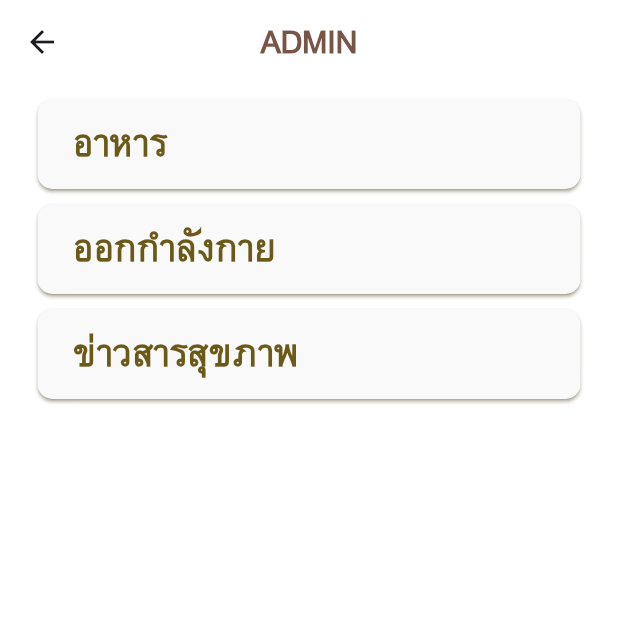
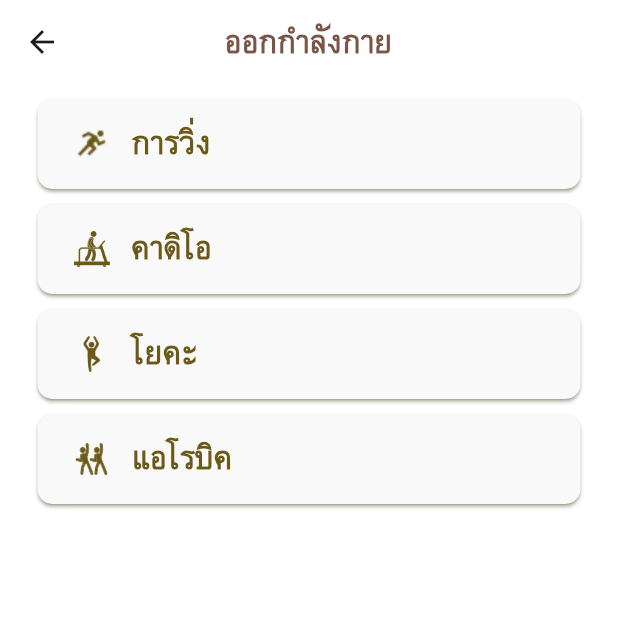
Before and after one commit to magomie/Health-reminders, a Flutter app: the adminPage screen opened directly, after a tap on "ออกกำลังกาย", on a phone screen of 412 x 824 dp, the top half of it. Run offline on Flutter 3.47's test engine with Material 3 defaults, Android fonts, the phone set to English and light mode, and no system bars; our stand-ins replace page_transition, toggle_switch.

Commit message:
jjj
Co-Authored-By: NEO <75066153+N3O-N@users.noreply.github.com>

```diff
--- a/health_reminders/lib/pages/admin.dart
+++ b/health_reminders/lib/pages/admin.dart
@@ -1,4 +1,5 @@
 import 'package:flutter/material.dart';
+import 'package:health_reminders/pages/exercise_admin.dart';
 import 'package:health_reminders/pages/food_admin.dart';
 import 'package:health_reminders/pages/news_admin.dart';
 import 'package:health_reminders/styles/button.dart';
@@ -48,7 +49,7 @@ class adminPage extends StatelessWidget {
                     child: ElevatedButton(
                       style: buttonnoti,
                       onPressed: () {
-                        print('Button 1 Pressed');
+                        print('go to foodadmin');
                         Navigator.push(
                           context,
                             MaterialPageRoute(builder: (context) => food_adminPage()),
@@ -84,7 +85,11 @@ class adminPage extends StatelessWidget {
                       style: buttonnoti,
                       onPressed: () {
                         // Handle the first button press
-                        print('go to drug notification');
+                        print('go to exerciseadmin ');
+                        Navigator.push(
+                          context,
+                            MaterialPageRoute(builder: (context) => exercise_adminPage()),
+                        );
 
                       },
                       child: Row(
@@ -116,7 +121,7 @@ class adminPage extends StatelessWidget {
                       style: buttonnoti,
                       onPressed: () {
                         // Handle the first button press
-                        print('go to drug notification');
+                        print('go to newsadmin');
                          Navigator.push(
                           context,
                             MaterialPageRoute(builder: (context) => news_adminPage()),
--- a/health_reminders/lib/pages/exercise_admin.dart
+++ b/health_reminders/lib/pages/exercise_admin.dart
@@ -0,0 +1,208 @@
+import 'package:flutter/material.dart';
+import 'package:health_reminders/pages/notidoctor2.dart';
+import 'package:health_reminders/pages/notidrug.dart';
+import 'package:health_reminders/pages/notiexercise.dart';
+import 'package:health_reminders/pages/notisleep.dart';
+import 'package:health_reminders/pages/run.dart';
+import 'package:health_reminders/styles/button.dart';
+import 'package:health_reminders/styles/color.dart';
+import 'package:health_reminders/styles/text.dart';
+
+class exercise_adminPage extends StatelessWidget {
+  @override
+  Widget build(BuildContext context) {
+
+    return Scaffold(
+      backgroundColor: white,
+      resizeToAvoidBottomInset: false,
+      appBar: AppBar(
+        backgroundColor: white,
+        elevation: 0,
+         centerTitle: true,
+        title: Text( 'ออกกำลังกาย',
+            style: TextStyle(
+            color: Colors.brown, // Assuming 'brown' is a defined color variable
+            fontFamily: 'Garuda',
+            fontSize: 20,
+            fontWeight: FontWeight.bold,
+
+          ),
+        ),
+      ),
+
+
+      body: SingleChildScrollView(
+        child: Center(
+          child: Container(
+            child: Column(
+              children: <Widget>[
+
+                SizedBox(
+                  height: 10,
+                ),
+
+                Column(
+                children: [
+                  Padding(
+                   padding: const EdgeInsets.symmetric(horizontal: 25),
+                    child:Container(
+                      height: 60,
+                    child: ElevatedButton(
+                      style: buttonnoti,
+                      onPressed: () {
+                        // Handle the first button press
+                        print('Button 1 Pressed');
+                        Navigator.push(
+                        context,
+                        MaterialPageRoute(builder: (context) => runPage()),
+                      );
+                      },
+
+                      child: Row(
+                        crossAxisAlignment: CrossAxisAlignment.center,
+                        children: [
+                                  Image.asset(
+                                  'asset/image/exercise.png',
+                                  width: 24.0,
+                                  height: 24.0,
+                                ),
+                                SizedBox(width: 15,),
+                                  Text('การวิ่ง',
+                                    style: TextStyles.head,
+                                  ),
+                      ],
+                      )
+                    ),
+                  ),
+                  ),
+                ],
+              ),
+
+               SizedBox(
+                  height: 10,
+                ),
+
+                Column(
+                children: [
+                  Padding(
+                   padding: const EdgeInsets.symmetric(horizontal: 25),
+                    child:Container(
+                      height: 60,
+                    child: ElevatedButton(
+                      style: buttonnoti,
+                      onPressed: () {
+                        // Handle the first button press
+                        print('go to drug notification');
+                        Navigator.push(
+                        context,
+                        MaterialPageRoute(builder: (context) => notidrugPage()),
+                      );
+                      },
+                      child: Row(
+                        crossAxisAlignment: CrossAxisAlignment.center,
+                        children: [
+                                  Image.asset(
+                                  'asset/image/cardio.png',
+                                  width: 24.0,
+                                  height: 24.0,
+                                ),
+                                SizedBox(width: 15,),
+                                  Text('คาดิโอ',
+                                    style: TextStyles.head,
+                                  ),
+                      ],
+                      )
+                    ),
+                  ),
+                  ),
+                ],
+              ),
+
+              SizedBox(
+                  height: 10,
+                ),
+
+                Column(
+                children: [
+                  Padding(
+                   padding: const EdgeInsets.symmetric(horizontal: 25),
+                    child:Container(
+                      height: 60,
+                    child: ElevatedButton(
+                      style: buttonnoti,
+                      onPressed: () {
+                        // Handle the first button press
+                        print('go to doctor notification');
+                        Navigator.push(
+                        context,
+                        MaterialPageRoute(builder: (context) => notidoctor2Page()),
+                      );
+                      },
+                      child: Row(
+                        crossAxisAlignment: CrossAxisAlignment.center,
+                        children: [
+                                 Image.asset(
+                                  'asset/image/yoga.png',
+                                  width: 24.0,
+                                  height: 24.0,
+                                ),
+                                SizedBox(width: 15,),
+                                  Text('โยคะ',
+                                    style: TextStyles.head,
+                                  ),
+                      ],
+                      )
+                    ),
+                  ),
+                  ),
+                ],
+              ),
+
+              SizedBox(
+                  height: 10,
+                ),
+
+                Column(
+                children: [
+                  Padding(
+                   padding: const EdgeInsets.symmetric(horizontal: 25),
+                    child:Container(
+                      height: 60,
+                    child: ElevatedButton(
+                      style: buttonnoti,
+                      onPressed: () {
+
+                        print('go to sleepy notification');
+                        Navigator.push(
+                        context,
+                        MaterialPageRoute(builder: (context) => notisleepPage()),
+                      );
+                      },
+                      child: Row(
+                        crossAxisAlignment: CrossAxisAlignment.center,
+                        children: [
+                                 Image.asset(
+                                  'asset/image/aerobic.png',
+                                  width: 24.0,
+                                  height: 24.0,
+                                ),
+                                SizedBox(width: 15,),
+                                  Text('แอโรบิค',
+                                    style: TextStyles.head,
+                                  ),
+                      ],
+                      )
+                    ),
+                  ),
+                  ),
+                ],
+              ),
+
+              ],
+            ),
+          ),
+        ),
+      ),
+    );
+  }
+}
```
Also changed, not shown: health_reminders/lib/pages/food_admin.dart (line endings or trailing spaces).
